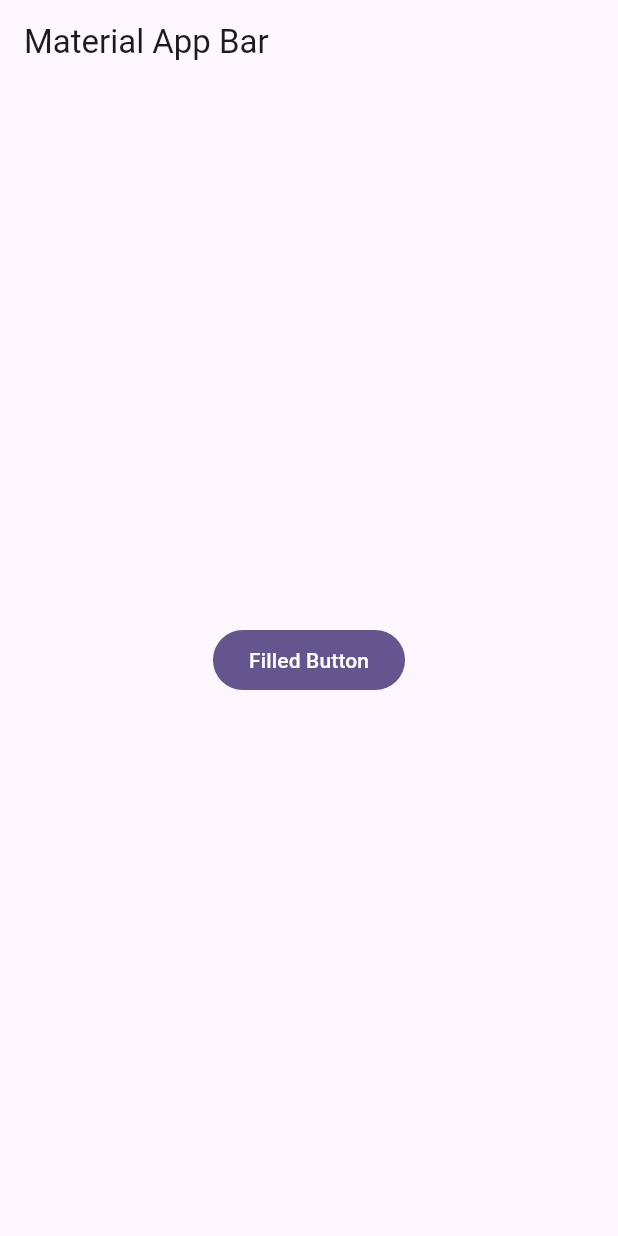
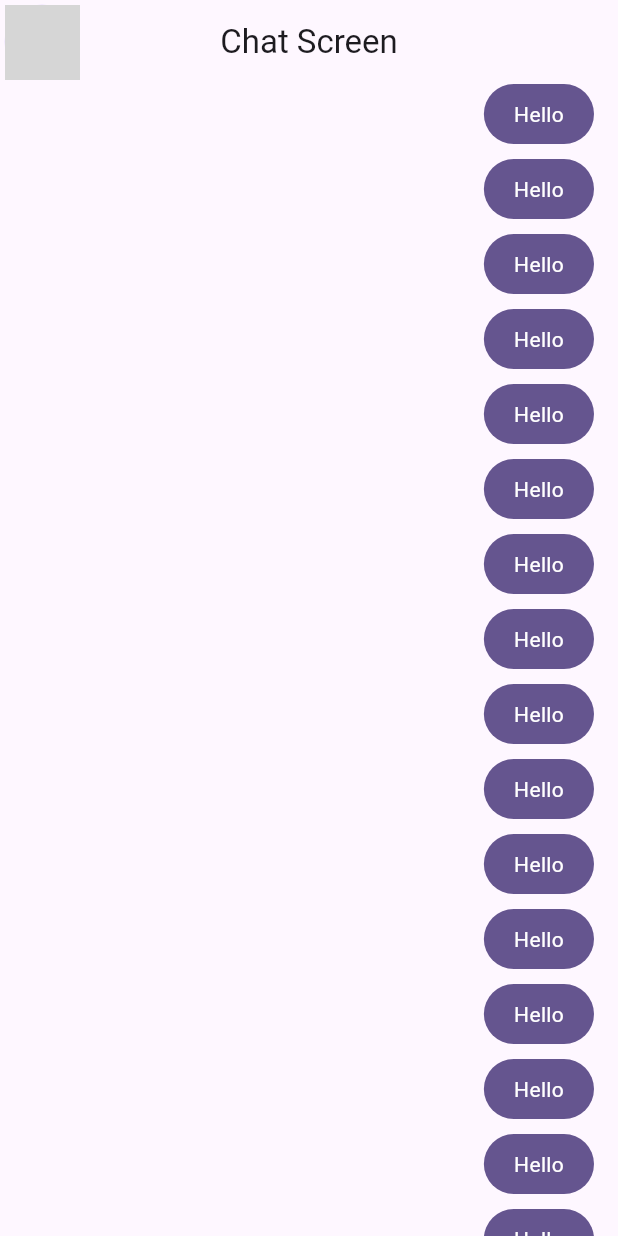
Before and after one commit to Dieg0Code/Flutter, a Flutter app: the screen it shows after launch, on a phone screen of 412 x 824 dp. Run offline on Flutter 3.47's test engine with Material 2 defaults, Android fonts, the phone set to English and light mode, and no system bars; network calls fail; grey boxes are pictures that could not be loaded.

Commit message:
chat bubble widget

```diff
--- a/Flutter/yes_no_app/lib/main.dart
+++ b/Flutter/yes_no_app/lib/main.dart
@@ -1,5 +1,6 @@
 import 'package:flutter/material.dart';
 import 'package:yes_no_app/config/theme/app_theme.dart';
+import 'package:yes_no_app/presentation/screens/chat/chat_screen.dart';
 
 void main() => runApp(const MyApp());
 
@@ -12,15 +13,7 @@ class MyApp extends StatelessWidget {
       debugShowCheckedModeBanner: false,
       theme: AppTheme().theme(),
       title: 'Material App',
-      home: Scaffold(
-        appBar: AppBar(
-          title: const Text('Material App Bar'),
-        ),
-        body: Center(
-          child: FilledButton(
-              onPressed: () {}, child: const Text('Filled Button')),
-        ),
-      ),
+      home: const ChatScreen(),
     );
   }
 }
--- /dev/null
+++ b/Flutter/yes_no_app/lib/presentation/screens/chat/chat_screen.dart
@@ -0,0 +1,47 @@
+import 'package:flutter/material.dart';
+import 'package:yes_no_app/presentation/widgets/chat/my_message_bubble.dart';
+
+class ChatScreen extends StatelessWidget {
+  const ChatScreen({super.key});
+
+  @override
+  Widget build(BuildContext context) {
+    return Scaffold(
+      appBar: AppBar(
+        leading: const Padding(
+          padding: EdgeInsets.all(3.0),
+          child: CircleAvatar(
+            backgroundImage: NetworkImage(
+                'https://avatars.githubusercontent.com/u/44902635?v=4'),
+          ),
+        ),
+        title: const Text('Chat Screen'),
+        centerTitle: true,
+      ),
+      body: _ChatView(),
+    );
+  }
+}
+
+class _ChatView extends StatelessWidget {
+  @override
+  Widget build(BuildContext context) {
+    return SafeArea(
+      child: Padding(
+        padding: const EdgeInsets.symmetric(horizontal: 16),
+        child: Column(
+          children: [
+            Expanded(
+              child: ListView.builder(
+                itemCount: 100,
+                itemBuilder: (context, index) {
+                  return const MyMessageBubble();
+                },
+              ),
+            )
+          ],
+        ),
+      ),
+    );
+  }
+}
--- /dev/null
+++ b/Flutter/yes_no_app/lib/presentation/widgets/chat/my_message_bubble.dart
@@ -0,0 +1,28 @@
+import 'package:flutter/material.dart';
+
+class MyMessageBubble extends StatelessWidget {
+  const MyMessageBubble({super.key});
+
+  @override
+  Widget build(BuildContext context) {
+    final colors = Theme.of(context).colorScheme;
+
+    return Column(
+      crossAxisAlignment: CrossAxisAlignment.end,
+      children: [
+        Container(
+          decoration: BoxDecoration(
+              color: colors.primary, borderRadius: BorderRadius.circular(20)),
+          child: const Padding(
+            padding: EdgeInsets.symmetric(horizontal: 20, vertical: 10),
+            child: Text(
+              'Hello',
+              style: TextStyle(color: Colors.white),
+            ),
+          ),
+        ),
+        const SizedBox(height: 10),
+      ],
+    );
+  }
+}
```
